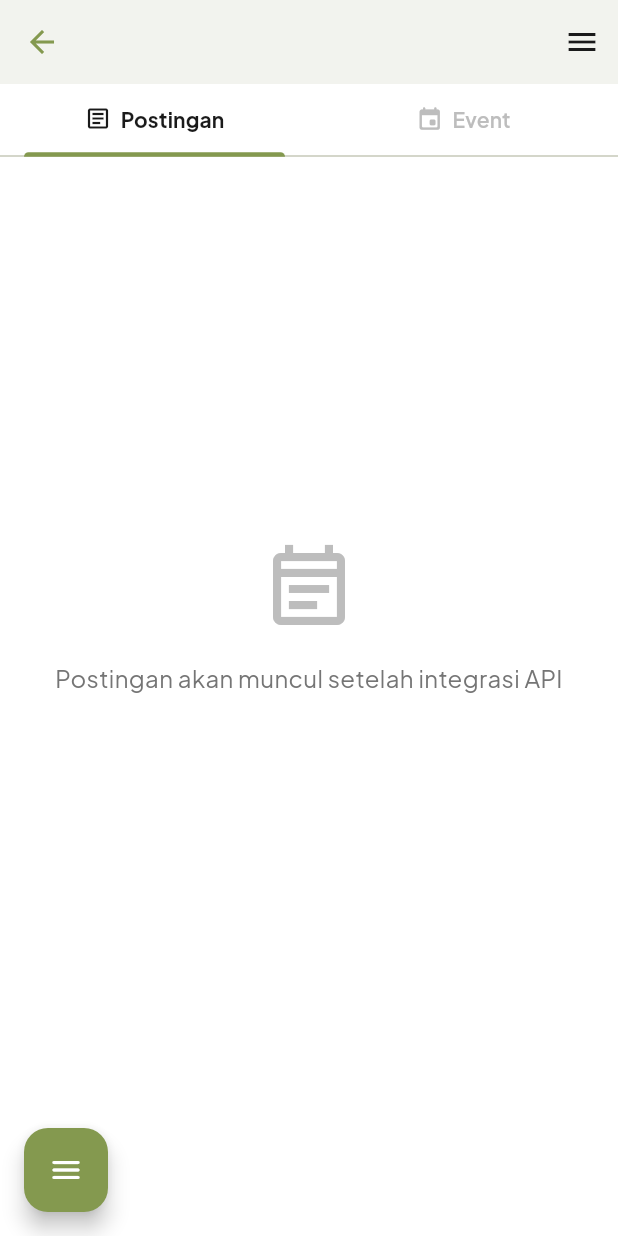
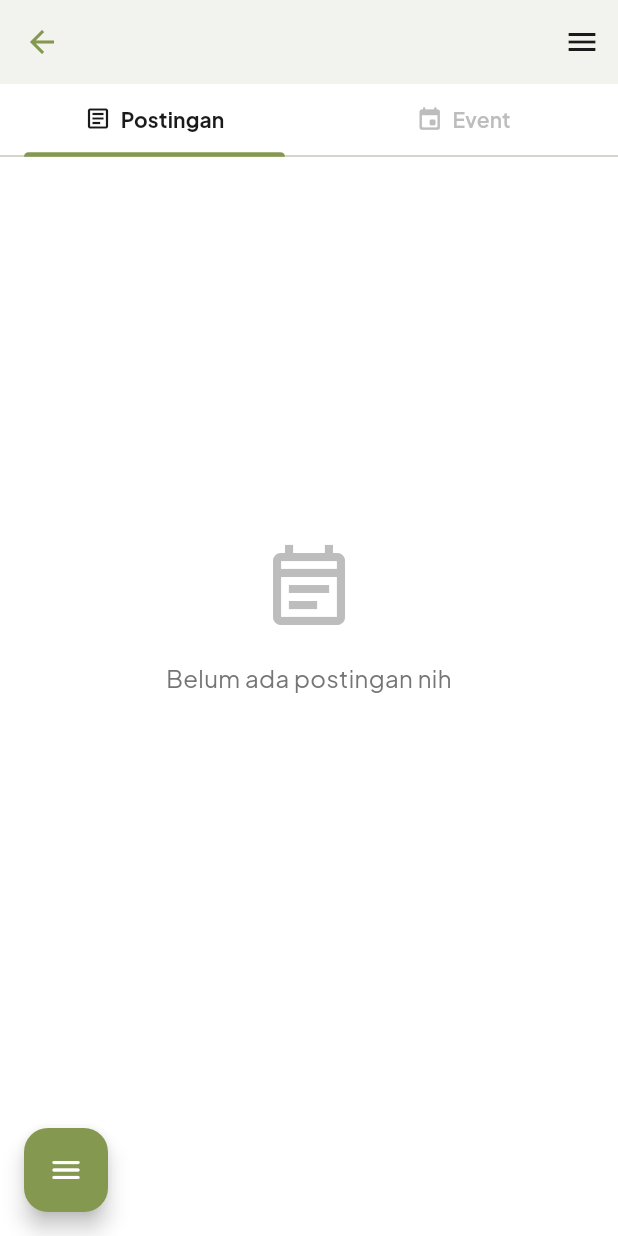
Before and after one commit to muh-hilmi/anigmaa, a Flutter app: the ProfileScreen screen opened directly, scrolled down 400 dp, on a phone screen of 412 x 824 dp. Run offline on Flutter 3.47's test engine with Material 3 defaults, Android fonts, the phone set to English and light mode, and no system bars; our stand-ins replace dartz, dio, equatable, fl_chart, flutter_bloc, flutter_secure_storage and 8 more; accounts and stored records are empty; network calls fail.

Commit message:
fix: replace non-production placeholder messages with user-friendly text
Replaced developer-facing placeholder messages with production-ready,
user-friendly Indonesian text. Changes:

profile_screen.dart:
- "Postingan akan muncul setelah integrasi API" → "Belum ada postingan nih"
- "Event akan muncul setelah integrasi API" → "Belum ada event nih"
- "Fitur ini coming soon yaa!" → "Fitur ini sedang dalam pengembangan"
- "Fitur share coming soon!" → "Fitur berbagi sedang dalam pengembangan"

notifications_screen.dart:
- "Fitur akan tersedia setelah integrasi backend" → "Fitur ini sedang dalam pengembangan"

These messages are now appropriate for production and don't expose
internal development status to end users.

```diff
--- a/lib/presentation/pages/notifications/notifications_screen.dart
+++ b/lib/presentation/pages/notifications/notifications_screen.dart
@@ -116,7 +116,7 @@ class _NotificationsScreenState extends State<NotificationsScreen> {
                 // context.read<NotificationsBloc>().add(MarkAllAsRead());
                 ScaffoldMessenger.of(context).showSnackBar(
                   const SnackBar(
-                    content: Text('Fitur akan tersedia setelah integrasi backend'),
+                    content: Text('Fitur ini sedang dalam pengembangan'),
                     backgroundColor: Color(0xFF84994F),
                   ),
                 );
--- a/lib/presentation/pages/profile/profile_screen.dart
+++ b/lib/presentation/pages/profile/profile_screen.dart
@@ -413,7 +413,7 @@ class ProfileScreen extends StatelessWidget {
                 onTap: () {
                   Navigator.pop(sheetContext);
                   ScaffoldMessenger.of(context).showSnackBar(
-                    const SnackBar(content: Text('Fitur ini coming soon yaa!')),
+                    const SnackBar(content: Text('Fitur ini sedang dalam pengembangan')),
                   );
                 },
               ),
@@ -488,7 +488,7 @@ class ProfileScreen extends StatelessWidget {
           Icon(Icons.event_note_outlined, size: 64, color: Colors.grey[400]),
           const SizedBox(height: 16),
           Text(
-            'Postingan akan muncul setelah integrasi API',
+            'Belum ada postingan nih',
             style: TextStyle(fontSize: 16, color: Colors.grey[600]),
             textAlign: TextAlign.center,
           ),
@@ -693,7 +693,7 @@ class ProfileScreen extends StatelessWidget {
           Icon(Icons.event_busy_outlined, size: 64, color: Colors.grey[400]),
           const SizedBox(height: 16),
           Text(
-            'Event akan muncul setelah integrasi API',
+            'Belum ada event nih',
             style: TextStyle(fontSize: 16, color: Colors.grey[600]),
             textAlign: TextAlign.center,
           ),
@@ -1129,7 +1129,7 @@ class ProfileScreen extends StatelessWidget {
                   Navigator.pop(sheetContext);
                   ScaffoldMessenger.of(context).showSnackBar(
                     const SnackBar(
-                      content: Text('Fitur share coming soon!'),
+                      content: Text('Fitur berbagi sedang dalam pengembangan'),
                       backgroundColor: Color(0xFF84994F),
                     ),
                   );
```
